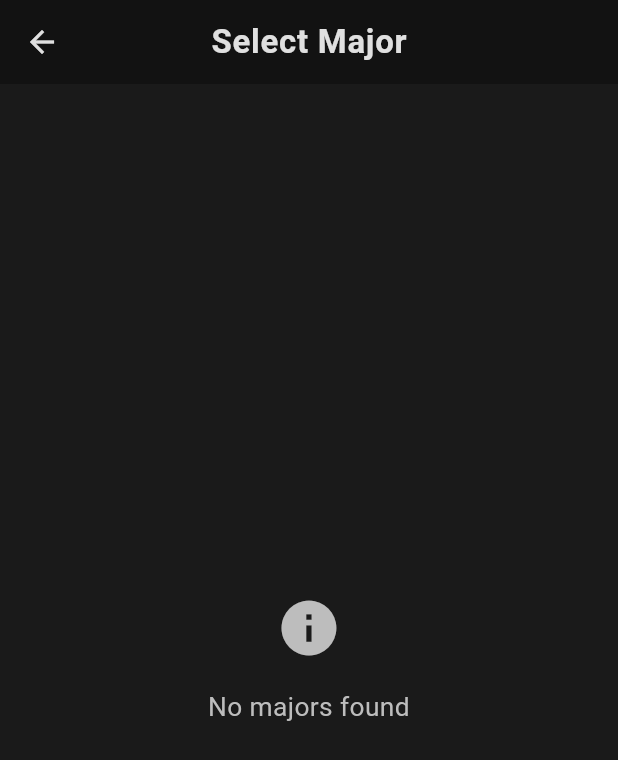
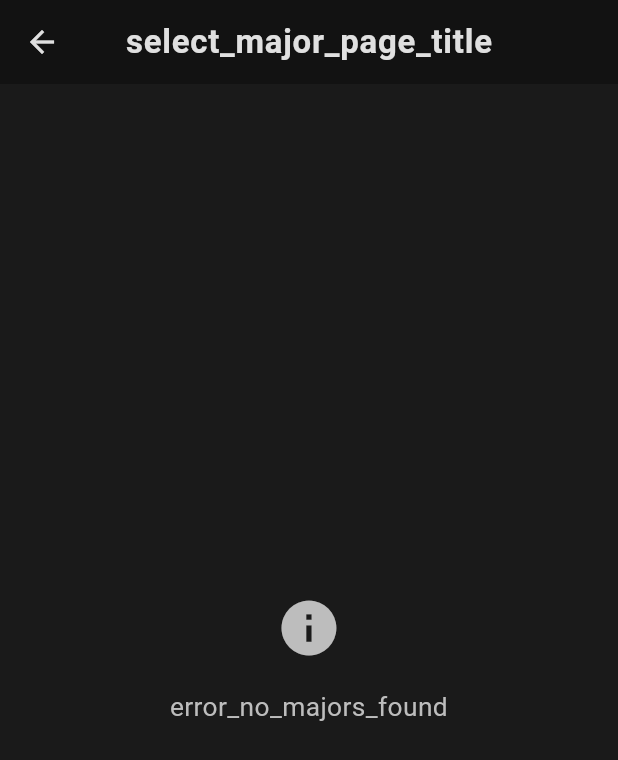
Before and after one commit to Ahmaddoolt/unicurve-app, a Flutter app: the SelectMajorPage screen opened directly, on a phone screen of 412 x 824 dp. Shown: the top 760 px of the screen. Run offline on Flutter 3.47's test engine with Material 3 defaults, Android fonts, the phone set to English and light mode, and no system bars; our stand-ins replace flutter_riverpod, get, shared_preferences, supabase_flutter; missing offline and left inert: animated_tree_view; accounts and stored records are empty.

Commit message:
Add files via upload

```diff
--- a/lib/pages/uni_admin/select_major_page.dart
+++ b/lib/pages/uni_admin/select_major_page.dart
@@ -1,14 +1,14 @@
 import 'package:flutter/material.dart';
 import 'package:flutter_riverpod/flutter_riverpod.dart';
+import 'package:get/get.dart';
 import 'package:unicurve/core/utils/colors.dart';
+import 'package:unicurve/core/utils/custom_snackbar.dart';
 import 'package:unicurve/core/utils/scale_config.dart';
 import 'package:unicurve/pages/uni_admin/professors/views/professors_page.dart';
 import 'package:unicurve/pages/uni_admin/providers/admin_university_provider.dart';
 import 'package:unicurve/pages/uni_admin/providers/majors_provider.dart';
-// Import the new provider
 import 'package:unicurve/pages/uni_admin/providers/selected_major_provider.dart';
 import 'package:unicurve/pages/uni_admin/subjects/manage_subjects_with_search.dart';
-// Import the new page we will create
 import 'package:unicurve/pages/uni_admin/subjects_terms_tables/manage_subjects_times_page.dart';
 
 class SelectMajorPage extends ConsumerWidget {
@@ -18,16 +18,20 @@ class SelectMajorPage extends ConsumerWidget {
   @override
   Widget build(BuildContext context, WidgetRef ref) {
     final scaleConfig = ScaleConfig(context);
+    Color? darkerColor = Theme.of(context).scaffoldBackgroundColor;
+    Color? lighterColor = Theme.of(context).cardColor;
+    Color? primaryTextColor = Theme.of(context).textTheme.bodyLarge?.color;
+    Color? secondaryTextColor = Theme.of(context).textTheme.bodyMedium?.color;
 
     return Scaffold(
-      backgroundColor: AppColors.darkSurface,
+      backgroundColor: lighterColor,
       appBar: AppBar(
-        backgroundColor: AppColors.darkBackground,
+        backgroundColor: darkerColor,
         centerTitle: true,
         title: Text(
-          'Select Major',
+          'select_major_page_title'.tr,
           style: TextStyle(
-            color: AppColors.darkTextPrimary,
+            color: primaryTextColor,
             fontWeight: FontWeight.bold,
             fontSize: scaleConfig.scaleText(20),
             letterSpacing: 0.5,
@@ -45,10 +49,10 @@ class SelectMajorPage extends ConsumerWidget {
                   child: Padding(
                     padding: EdgeInsets.all(scaleConfig.scale(16)),
                     child: Text(
-                      'No university assigned',
+                      'error_no_university_assigned'.tr,
                       textAlign: TextAlign.center,
                       style: TextStyle(
-                        color: AppColors.darkTextSecondary,
+                        color: secondaryTextColor,
                         fontSize: scaleConfig.scaleText(16),
                       ),
                     ),
@@ -76,15 +80,15 @@ class SelectMajorPage extends ConsumerWidget {
                                       children: [
                                         Icon(
                                           Icons.info,
-                                          color: AppColors.darkTextSecondary,
+                                          color: secondaryTextColor,
                                           size: scaleConfig.scale(40),
                                         ),
                                         SizedBox(height: scaleConfig.scale(16)),
                                         Text(
-                                          'No majors found',
+                                          'error_no_majors_found'.tr,
                                           textAlign: TextAlign.center,
                                           style: TextStyle(
-                                            color: AppColors.darkTextSecondary,
+                                            color: secondaryTextColor,
                                             fontSize: scaleConfig.scaleText(16),
                                           ),
                                         ),
@@ -114,7 +118,7 @@ class SelectMajorPage extends ConsumerWidget {
                                         ),
                                         child: Card(
                                           elevation: 2,
-                                          color: AppColors.darkBackground,
+                                          color: darkerColor,
                                           shape: RoundedRectangleBorder(
                                             borderRadius: BorderRadius.circular(
                                               scaleConfig.scale(8),
@@ -136,8 +140,7 @@ class SelectMajorPage extends ConsumerWidget {
                                                 ),
                                             leading: CircleAvatar(
                                               radius: scaleConfig.scale(20),
-                                              backgroundColor:
-                                                  AppColors.darkSurface,
+                                              backgroundColor: lighterColor,
                                               child: Icon(
                                                 Icons.school,
                                                 color: AppColors.primary,
@@ -147,8 +150,7 @@ class SelectMajorPage extends ConsumerWidget {
                                             title: Text(
                                               major.name,
                                               style: TextStyle(
-                                                color:
-                                                    AppColors.darkTextPrimary,
+                                                color: primaryTextColor,
                                                 fontWeight: FontWeight.w600,
                                                 fontSize: scaleConfig.scaleText(
                                                   16,
@@ -164,30 +166,14 @@ class SelectMajorPage extends ConsumerWidget {
                                             ),
                                             onTap: () {
                                               if (major.id == null) {
-                                                ScaffoldMessenger.of(
+                                                showFeedbackSnackbar(
                                                   context,
-                                                ).showSnackBar(
-                                                  SnackBar(
-                                                    content: const Text(
-                                                      'Invalid major ID',
-                                                    ),
-                                                    backgroundColor: Colors.red,
-                                                    behavior:
-                                                        SnackBarBehavior
-                                                            .floating,
-                                                    shape: RoundedRectangleBorder(
-                                                      borderRadius:
-                                                          BorderRadius.circular(
-                                                            8,
-                                                          ),
-                                                    ),
-                                                  ),
+                                                  'select_major_error_invalid_id'
+                                                      .tr,
+                                                  isError: true,
                                                 );
                                                 return;
                                               }
-
-                                              // ** KEY CHANGE HERE **
-                                              // 1. Update the provider with the selected major's ID
                                               ref
                                                   .read(
                                                     selectedMajorIdProvider
@@ -195,15 +181,16 @@ class SelectMajorPage extends ConsumerWidget {
                                                   )
                                                   .state = major.id;
 
-                                              // 2. Navigate to the correct page
                                               if (wPage == 0) {
                                                 Navigator.push(
                                                   context,
                                                   MaterialPageRoute(
-                                                    // Navigate to the page without passing any arguments
                                                     builder:
                                                         (context) =>
-                                                             SearchSubjectsPage(majorId: major.id!,),
+                                                            SearchSubjectsPage(
+                                                              majorId:
+                                                                  major.id!,
+                                                            ),
                                                   ),
                                                 );
                                               } else if (wPage == 1) {
@@ -224,7 +211,7 @@ class SelectMajorPage extends ConsumerWidget {
                                                   MaterialPageRoute(
                                                     builder:
                                                         (context) =>
-                                                            ManageSubjectsPage()
+                                                            const ManageSubjectsPage(),
                                                   ),
                                                 );
                                               }
@@ -255,10 +242,10 @@ class SelectMajorPage extends ConsumerWidget {
                                 ),
                                 SizedBox(height: scaleConfig.scale(16)),
                                 Text(
-                                  'Error: ${e.toString().replaceFirst('Exception: ', '')}',
+                                  'error_wifi'.tr,
                                   textAlign: TextAlign.center,
                                   style: TextStyle(
-                                    color: AppColors.darkTextSecondary,
+                                    color: secondaryTextColor,
                                     fontSize: scaleConfig.scaleText(16),
                                   ),
                                 ),
@@ -288,10 +275,10 @@ class SelectMajorPage extends ConsumerWidget {
                         ),
                         SizedBox(height: scaleConfig.scale(16)),
                         Text(
-                          'Error: ${e.toString().replaceFirst('Exception: ', '')}',
+                          'error_wifi'.tr,
                           textAlign: TextAlign.center,
                           style: TextStyle(
-                            color: AppColors.darkTextSecondary,
+                            color: secondaryTextColor,
                             fontSize: scaleConfig.scaleText(16),
                           ),
                         ),
```
Also changed, not shown: lib/pages/uni_admin/profile_settings_page.dart (+97 -27 lines), lib/pages/uni_admin/uni_admin_dash_board.dart (+26 -56 lines).
